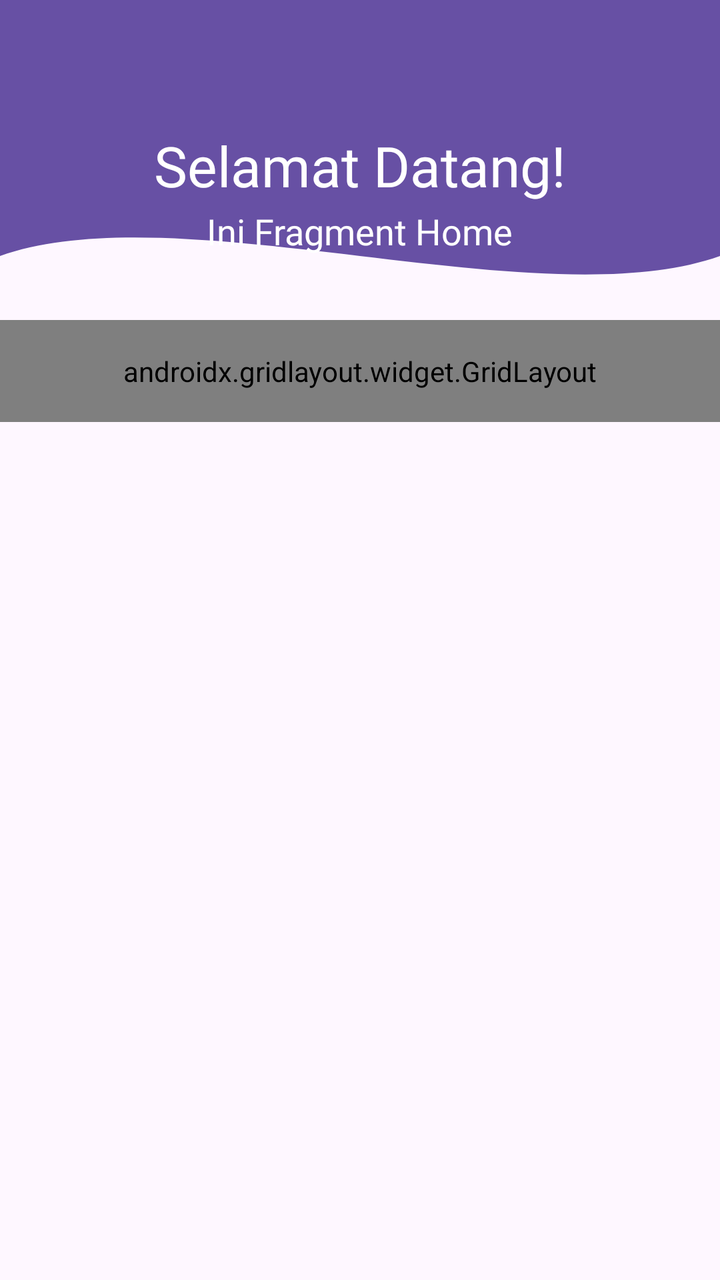
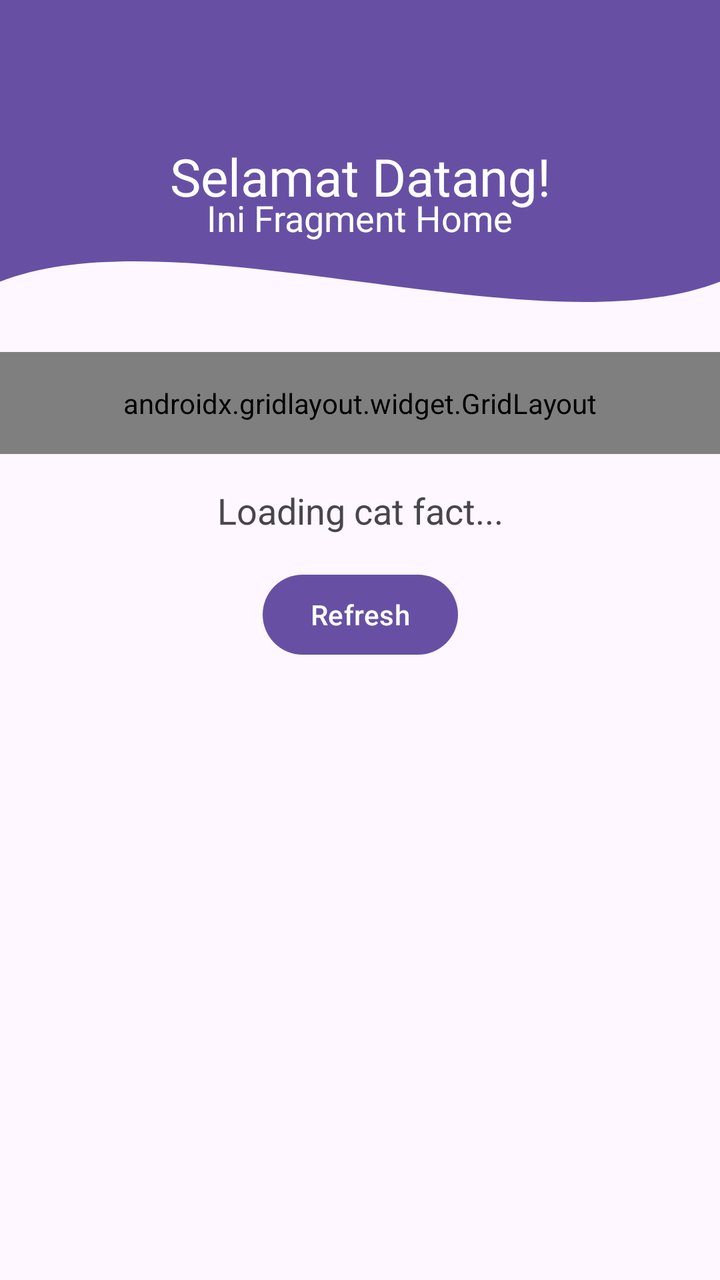

The first picture is an Android layout as it rendered before a commit; the second is the same layout after the commit. The layout source and the unified diff follow.
<!-- AndroidManifest.xml: application theme Theme.Proxima_Centauri_B_Owen_3TIE -->
<!-- res/layout/fragment_home.xml -->
<?xml version="1.0" encoding="utf-8"?>
<androidx.constraintlayout.widget.ConstraintLayout xmlns:android="http://schemas.android.com/apk/res/android"
    xmlns:app="http://schemas.android.com/apk/res-auto"
    xmlns:tools="http://schemas.android.com/tools"
    android:layout_width="match_parent"
    android:layout_height="match_parent"
    tools:context=".Home.HomeFragment">

    <View
        android:id="@+id/background_header"
        android:layout_width="0dp"
        android:layout_height="160dp"
        android:background="@drawable/bg_header_wave"
        app:layout_constraintEnd_toEndOf="parent"
        app:layout_constraintStart_toStartOf="parent"
        app:layout_constraintTop_toTopOf="parent" />

    <androidx.appcompat.widget.Toolbar
        android:id="@+id/toolbar"
        android:layout_width="match_parent"
        android:layout_height="wrap_content"
        android:background="@android:color/transparent"
        android:minHeight="?attr/actionBarSize"
        android:theme="?attr/actionBarTheme"
        app:layout_constraintEnd_toEndOf="parent"
        app:layout_constraintStart_toStartOf="parent"
        app:layout_constraintTop_toTopOf="parent" />

    <TextView
        android:id="@+id/tvWelcome"
        android:layout_width="wrap_content"
        android:layout_height="wrap_content"
        android:fontFamily="@font/bebasneue_regular"
        android:text="Selamat Datang!"
        android:textColor="@android:color/white"
        android:textSize="28sp"
        app:layout_constraintEnd_toEndOf="parent"
        app:layout_constraintStart_toStartOf="parent"
        app:layout_constraintTop_toBottomOf="@+id/toolbar" />

    <TextView
        android:id="@+id/textView2"
        android:layout_width="wrap_content"
        android:layout_height="wrap_content"
        android:layout_marginTop="2dp"
        android:fontFamily="@font/bebasneue_regular"
        android:text="Ini Fragment Home"
        android:textColor="@android:color/white"
        android:textSize="18sp"
        app:layout_constraintEnd_toEndOf="parent"
        app:layout_constraintStart_toStartOf="parent"
        app:layout_constraintTop_toBottomOf="@+id/tvWelcome" />

    <androidx.gridlayout.widget.GridLayout
        android:id="@+id/gridLayoutHome"
        android:layout_width="match_parent"
        android:layout_height="wrap_content"
        android:padding="16dp"
        app:columnCount="2"
        app:useDefaultMargins="true"
        app:layout_constraintEnd_toEndOf="parent"
        app:layout_constraintStart_toStartOf="parent"
        app:layout_constraintTop_toBottomOf="@+id/background_header">

        <com.google.android.material.button.MaterialButton
            android:id="@+id/btnToSecond"
            android:text="Ke Pertemuan 2"
            app:layout_columnWeight="1"
            app:layout_gravity="fill_horizontal" />

        <com.google.android.material.button.MaterialButton
            android:id="@+id/btnToThird"
            android:text="Ke Pertemuan 3"
            app:layout_columnWeight="1"
            app:layout_gravity="fill_horizontal" />

        <com.google.android.material.button.MaterialButton
            android:id="@+id/btnToFourth"
            android:text="Ke Pertemuan 4"
            app:layout_columnWeight="1"
            app:layout_gravity="fill_horizontal" />

        <com.google.android.material.button.MaterialButton
            android:id="@+id/btnToFifth"
            android:text="Ke Pertemuan 5"
            app:layout_columnWeight="1"
            app:layout_gravity="fill_horizontal" />

        <com.google.android.material.button.MaterialButton
            android:id="@+id/btnToSeventh"
            android:text="Ke Pertemuan 7"
            app:layout_columnWeight="1"
            app:layout_gravity="fill_horizontal" />

        <com.google.android.material.button.MaterialButton
            android:id="@+id/btnToNinth"
            android:text="Ke Pertemuan 9"
            app:layout_columnWeight="1"
            app:layout_gravity="fill_horizontal" />

        <com.google.android.material.button.MaterialButton
            android:id="@+id/btnToEleventh"
            android:text="Ke Pertemuan 11"
            app:layout_columnWeight="1"
            app:layout_gravity="fill_horizontal" />

        <com.google.android.material.button.MaterialButton
            android:id="@+id/btnShowAlertDialog"
            android:text="Show Alert"
            app:layout_columnWeight="1"
            app:layout_gravity="fill_horizontal" />

        <com.google.android.material.button.MaterialButton
            android:id="@+id/btnLogout"
            android:backgroundTint="#D32F2F"
            android:text="Logout"
            app:layout_columnWeight="1"
            app:layout_gravity="fill_horizontal" />

    </androidx.gridlayout.widget.GridLayout>

</androidx.constraintlayout.widget.ConstraintLayout>
<!-- resources referenced by this layout -->
<resources>
  <!-- drawable bg_header_wave (drawable) -->
  <?xml version="1.0" encoding="utf-8"?>
  <vector xmlns:android="http://schemas.android.com/apk/res/android"
      android:width="100dp"
      android:height="100dp"
      android:viewportWidth="100"
      android:viewportHeight="100">
  
      <path
          android:fillColor="?attr/colorPrimary"
          android:pathData="
              M0,0
              L100,0
              L100,80
              C 75,100
                25,60
                0,80
              Z" />
  </vector>
  <style name="Theme.Proxima_Centauri_B_Owen_3TIE" parent="Base.Theme.Proxima_Centauri_B_Owen_3TIE" />
  <style name="Base.Theme.Proxima_Centauri_B_Owen_3TIE" parent="Theme.Material3.DayNight.NoActionBar">
          
          
      </style>
</resources>

<!-- the commit's change to res/layout/fragment_home.xml (unified diff, before → after) -->
@@ -1,30 +1,171 @@
 <?xml version="1.0" encoding="utf-8"?>
-<androidx.constraintlayout.widget.ConstraintLayout xmlns:android="http://schemas.android.com/apk/res/android"
+<androidx.coordinatorlayout.widget.CoordinatorLayout xmlns:android="http://schemas.android.com/apk/res/android"
     xmlns:app="http://schemas.android.com/apk/res-auto"
     xmlns:tools="http://schemas.android.com/tools"
     android:layout_width="match_parent"
     android:layout_height="match_parent"
     tools:context=".Home.HomeFragment">
 
-    <View
-        android:id="@+id/background_header"
-        android:layout_width="0dp"
-        android:layout_height="160dp"
-        android:background="@drawable/bg_header_wave"
-        app:layout_constraintEnd_toEndOf="parent"
-        app:layout_constraintStart_toStartOf="parent"
-        app:layout_constraintTop_toTopOf="parent" />
-
-    <androidx.appcompat.widget.Toolbar
-        android:id="@+id/toolbar"
+    
+    <com.google.android.material.appbar.AppBarLayout
+        android:id="@+id/appBarLayout"
         android:layout_width="match_parent"
         android:layout_height="wrap_content"
-        android:background="@android:color/transparent"
-        android:minHeight="?attr/actionBarSize"
-        android:theme="?attr/actionBarTheme"
-        app:layout_constraintEnd_toEndOf="parent"
-        app:layout_constraintStart_toStartOf="parent"
-        app:layout_constraintTop_toTopOf="parent" />
+        android:background="@drawable/bg_header_wave"
+        app:elevation="0dp">
+
+        
+        <androidx.appcompat.widget.Toolbar
+            android:id="@+id/toolbar"
+            android:layout_width="match_parent"
+            android:layout_height="?attr/actionBarSize"
+            android:background="@android:color/transparent"
+            app:titleTextColor="@android:color/white" />
+
+        
+        <LinearLayout
+            android:layout_width="match_parent"
+            android:layout_height="112dp"
+            android:gravity="center"
+            android:orientation="vertical"
+            android:paddingBottom="24dp">
+
+            <TextView
+                android:id="@+id/textView2"
+                android:layout_width="wrap_content"
+                android:layout_height="wrap_content"
+                android:layout_marginTop="2dp"
+                android:fontFamily="@font/bebasneue_regular"
+                android:text="Ini Fragment Home"
+                android:textColor="@android:color/white"
+                android:textSize="18sp" />
+        </LinearLayout>
+
+    </com.google.android.material.appbar.AppBarLayout>
+
+    
+    <androidx.core.widget.NestedScrollView
+        android:layout_width="match_parent"
+        android:layout_height="match_parent"
+        android:fillViewport="true"
+        app:layout_behavior="@string/appbar_scrolling_view_behavior">
+
+        <androidx.constraintlayout.widget.ConstraintLayout
+            android:layout_width="match_parent"
+            android:layout_height="wrap_content"
+            android:paddingBottom="16dp">
+
+            
+            <androidx.gridlayout.widget.GridLayout
+                android:id="@+id/gridLayoutHome"
+                android:layout_width="match_parent"
+                android:layout_height="wrap_content"
+                android:padding="16dp"
+                app:columnCount="2"
+                app:layout_constraintEnd_toEndOf="parent"
+                app:layout_constraintStart_toStartOf="parent"
+                app:layout_constraintTop_toTopOf="parent"
+                app:useDefaultMargins="true">
+
+                <com.google.android.material.button.MaterialButton
+                    android:id="@+id/btnToSecond"
+                    android:text="Ke Pertemuan 2"
+                    app:layout_columnWeight="1"
+                    app:layout_gravity="fill_horizontal" />
+
+                <com.google.android.material.button.MaterialButton
+                    android:id="@+id/btnToThird"
+                    android:text="Ke Pertemuan 3"
+                    app:layout_columnWeight="1"
+                    app:layout_gravity="fill_horizontal" />
+
+                <com.google.android.material.button.MaterialButton
+                    android:id="@+id/btnToFourth"
+                    android:text="Ke Pertemuan 4"
+                    app:layout_columnWeight="1"
+                    app:layout_gravity="fill_horizontal" />
+
+                <com.google.android.material.button.MaterialButton
+                    android:id="@+id/btnToFifth"
+                    android:text="Ke Pertemuan 5"
+                    app:layout_columnWeight="1"
+                    app:layout_gravity="fill_horizontal" />
+
+                <com.google.android.material.button.MaterialButton
+                    android:id="@+id/btnToSeventh"
+                    android:text="Ke Pertemuan 7"
+                    app:layout_columnWeight="1"
+                    app:layout_gravity="fill_horizontal" />
+
+                <com.google.android.material.button.MaterialButton
+                    android:id="@+id/btnToNinth"
+                    android:text="Ke Pertemuan 9"
+                    app:layout_columnWeight="1"
+                    app:layout_gravity="fill_horizontal" />
+
+                <com.google.android.material.button.MaterialButton
+                    android:id="@+id/btnToEleventh"
+                    android:text="Ke Pertemuan 11"
+                    app:layout_columnWeight="1"
+                    app:layout_gravity="fill_horizontal" />
+
+                <com.google.android.material.button.MaterialButton
+                    android:id="@+id/btnShowAlertDialog"
+                    android:text="Show Alert"
+                    app:layout_columnWeight="1"
+                    app:layout_gravity="fill_horizontal" />
+
+                <com.google.android.material.button.MaterialButton
+                    android:id="@+id/btnLogout"
+                    android:backgroundTint="#D32F2F"
+                    android:text="Logout"
+                    app:layout_columnWeight="1"
+                    app:layout_gravity="fill_horizontal" />
+
+            </androidx.gridlayout.widget.GridLayout>
+
+            
+            <TextView
+                android:id="@+id/tvCatFact"
+                android:layout_width="match_parent"
+                android:layout_height="wrap_content"
+                android:layout_marginHorizontal="16dp"
+                android:layout_marginTop="16dp"
+                android:gravity="center"
+                android:text="Loading cat fact..."
+                android:textAlignment="center"
+                android:textSize="18sp"
+                app:layout_constraintEnd_toEndOf="parent"
+                app:layout_constraintStart_toStartOf="parent"
+                app:layout_constraintTop_toBottomOf="@+id/gridLayoutHome" />
+
+            
+            <Button
+                android:id="@+id/btnRefresh"
+                android:layout_width="wrap_content"
+                android:layout_height="wrap_content"
+                android:layout_marginTop="16dp"
+                android:text="Refresh"
+                app:layout_constraintEnd_toEndOf="parent"
+                app:layout_constraintStart_toStartOf="parent"
+                app:layout_constraintTop_toBottomOf="@+id/tvCatFact" />
+
+            
+            <androidx.recyclerview.widget.RecyclerView
+                android:id="@+id/rvGallery"
+                android:layout_width="match_parent"
+                android:layout_height="wrap_content"
+                android:layout_marginTop="16dp"
+                android:nestedScrollingEnabled="false"
+                android:padding="8dp"
+                app:layout_constraintBottom_toBottomOf="parent"
+                app:layout_constraintEnd_toEndOf="parent"
+                app:layout_constraintStart_toStartOf="parent"
+                app:layout_constraintTop_toBottomOf="@+id/btnRefresh" />
+
+        </androidx.constraintlayout.widget.ConstraintLayout>
+
+    </androidx.core.widget.NestedScrollView>
 
     <TextView
         android:id="@+id/tvWelcome"
@@ -33,90 +174,8 @@
         android:fontFamily="@font/bebasneue_regular"
         android:text="Selamat Datang!"
         android:textColor="@android:color/white"
-        android:textSize="28sp"
-        app:layout_constraintEnd_toEndOf="parent"
-        app:layout_constraintStart_toStartOf="parent"
-        app:layout_constraintTop_toBottomOf="@+id/toolbar" />
+        android:textSize="26sp"
+        app:layout_anchor="@+id/appBarLayout"
+        app:layout_anchorGravity="center" />
 
-    <TextView
-        android:id="@+id/textView2"
-        android:layout_width="wrap_content"
-        android:layout_height="wrap_content"
-        android:layout_marginTop="2dp"
-        android:fontFamily="@font/bebasneue_regular"
-        android:text="Ini Fragment Home"
-        android:textColor="@android:color/white"
-        android:textSize="18sp"
-        app:layout_constraintEnd_toEndOf="parent"
-        app:layout_constraintStart_toStartOf="parent"
-        app:layout_constraintTop_toBottomOf="@+id/tvWelcome" />
-
-    <androidx.gridlayout.widget.GridLayout
-        android:id="@+id/gridLayoutHome"
-        android:layout_width="match_parent"
-        android:layout_height="wrap_content"
-        android:padding="16dp"
-        app:columnCount="2"
-        app:useDefaultMargins="true"
-        app:layout_constraintEnd_toEndOf="parent"
-        app:layout_constraintStart_toStartOf="parent"
-        app:layout_constraintTop_toBottomOf="@+id/background_header">
-
-        <com.google.android.material.button.MaterialButton
-            android:id="@+id/btnToSecond"
-            android:text="Ke Pertemuan 2"
-            app:layout_columnWeight="1"
-            app:layout_gravity="fill_horizontal" />
-
-        <com.google.android.material.button.MaterialButton
-            android:id="@+id/btnToThird"
-            android:text="Ke Pertemuan 3"
-            app:layout_columnWeight="1"
-            app:layout_gravity="fill_horizontal" />
-
-        <com.google.android.material.button.MaterialButton
-            android:id="@+id/btnToFourth"
-            android:text="Ke Pertemuan 4"
-            app:layout_columnWeight="1"
-            app:layout_gravity="fill_horizontal" />
-
-        <com.google.android.material.button.MaterialButton
-            android:id="@+id/btnToFifth"
-            android:text="Ke Pertemuan 5"
-            app:layout_columnWeight="1"
-            app:layout_gravity="fill_horizontal" />
-
-        <com.google.android.material.button.MaterialButton
-            android:id="@+id/btnToSeventh"
-            android:text="Ke Pertemuan 7"
-            app:layout_columnWeight="1"
-            app:layout_gravity="fill_horizontal" />
-
-        <com.google.android.material.button.MaterialButton
-            android:id="@+id/btnToNinth"
-            android:text="Ke Pertemuan 9"
-            app:layout_columnWeight="1"
-            app:layout_gravity="fill_horizontal" />
-
-        <com.google.android.material.button.MaterialButton
-            android:id="@+id/btnToEleventh"
-            android:text="Ke Pertemuan 11"
-            app:layout_columnWeight="1"
-            app:layout_gravity="fill_horizontal" />
-
-        <com.google.android.material.button.MaterialButton
-            android:id="@+id/btnShowAlertDialog"
-            android:text="Show Alert"
-            app:layout_columnWeight="1"
-            app:layout_gravity="fill_horizontal" />
-
-        <com.google.android.material.button.MaterialButton
-            android:id="@+id/btnLogout"
-            android:backgroundTint="#D32F2F"
-            android:text="Logout"
-            app:layout_columnWeight="1"
-            app:layout_gravity="fill_horizontal" />
-
-    </androidx.gridlayout.widget.GridLayout>
-
-</androidx.constraintlayout.widget.ConstraintLayout>
+</androidx.coordinatorlayout.widget.CoordinatorLayout>
